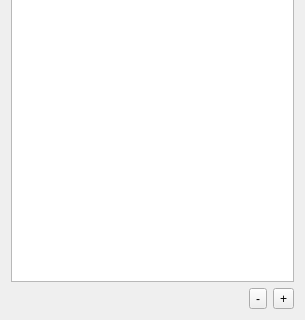
Before: the Qt Designer form src/contactlist.ui in ZestyMeta/qontacts, drawn with Qt 5; both pictures show x 0 to 305 and y 145 to 465 of the 305 by 465 pixel window.
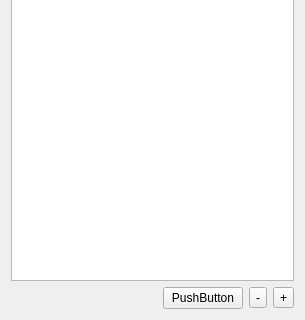
After: the same form once the commit is applied.

Patch:
```diff
--- a/src/contactlist.ui
+++ b/src/contactlist.ui
@@ -67,6 +67,13 @@
        </property>
       </spacer>
      </item>
+     <item>
+      <widget class="QPushButton" name="pushButton">
+       <property name="text">
+        <string>PushButton</string>
+       </property>
+      </widget>
+     </item>
      <item>
       <widget class="QToolButton" name="removeContact">
        <property name="text">
```
